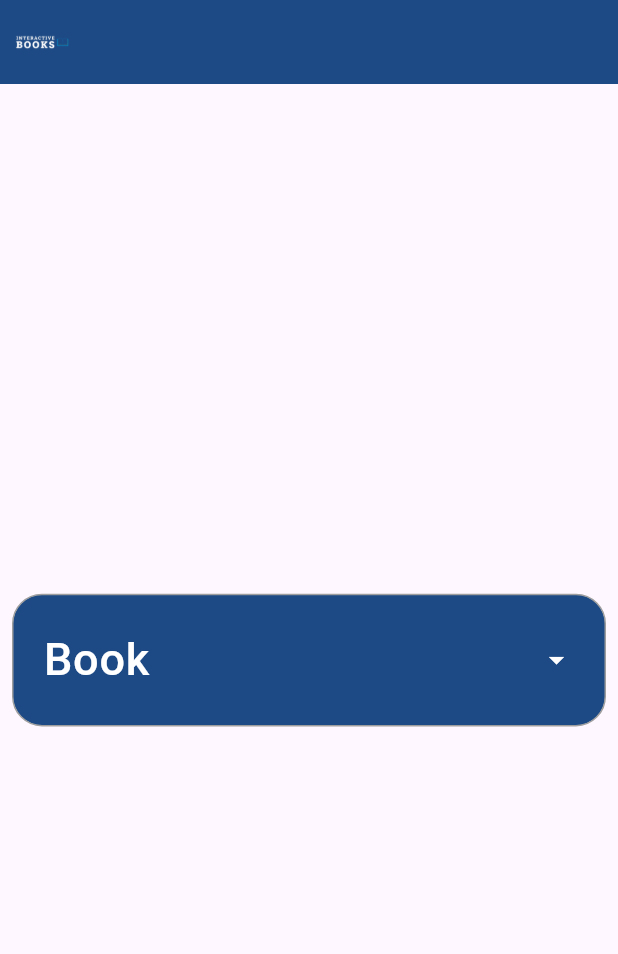
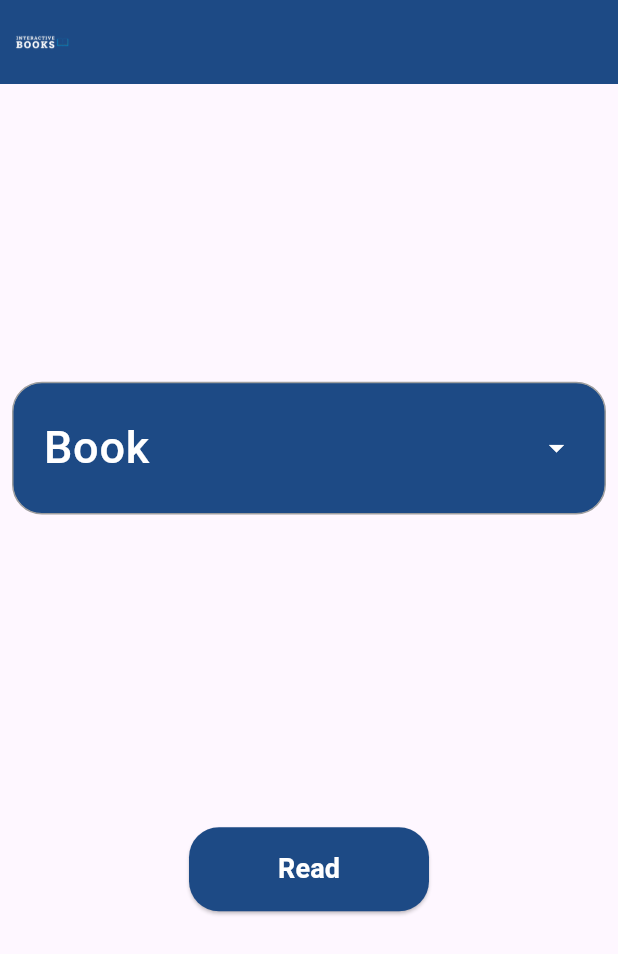
Before and after one commit to Shomos-Elshall/graduation_project, a Flutter app: the screen it shows after launch, on a phone screen of 412 x 824 dp. Shown: the top 954 px of the screen. Run offline on Flutter 3.47's test engine with Material 3 defaults, Android fonts, the phone set to English and light mode, and no system bars.

Commit message:
...............

```diff
--- a/interactive_book_app/lib/screens/SelectedBook.dart
+++ b/interactive_book_app/lib/screens/SelectedBook.dart
@@ -1,5 +1,7 @@
 import 'package:flutter/material.dart';
+import 'package:interactive_book_app/widgets/ReadButton.dart';
 import 'package:interactive_book_app/widgets/app_bar.dart';
+import 'package:interactive_book_app/widgets/dropdown.dart';
 
 class Selectedbook extends StatefulWidget {
   const Selectedbook({super.key});
@@ -21,58 +23,8 @@ class SelectedbookState extends State<Selectedbook> {
         child: Column(
           mainAxisAlignment: MainAxisAlignment.spaceEvenly,
           children: [
-            Container(
-              padding: EdgeInsets.symmetric(horizontal: 20, vertical: 10),
-              decoration: BoxDecoration(
-                color: Color(0xFF1D4A85),
-                borderRadius: BorderRadius.circular(20),
-                border: Border.all(color: Colors.grey),
-              ),
-              child: DropdownButtonHideUnderline(
-                child: DropdownButtonFormField<String>(
-
-                  dropdownColor: Colors.white,
-
-                  decoration: InputDecoration(
-                    labelText: "Book",
-                    labelStyle: TextStyle(
-                      color: Colors.white,
-                      fontSize: 30,
-                      fontWeight: FontWeight.w500,
-                    ),
-
-                     /*border: OutlineInputBorder(
-                    borderRadius: BorderRadius.circular(12.0),
-                    borderSide: const BorderSide(color: Color(0xFF1D4A85))
-
-                    // ),
-                  ),
-                  ),
-                  */
-
-                   border: InputBorder.none,),
-
-
-                  value: selectedBook,
-                  items:
-                      books
-                          .map(
-                            (book) => DropdownMenuItem<String>(
-                              value: book,
-                              child: Text(book),
-                            ),
-                          )
-                          .toList(),
-                  onChanged: (value) {
-                    setState(() {
-                      selectedBook = value;
-                    });
-                  },
-                  iconEnabledColor: Colors.white,
-                  isExpanded: true,
-                ),
-              ),
-            ),
+             DropDownButton(),
+            ReadButton(),
 
 
 
--- a/interactive_book_app/lib/widgets/ReadButton.dart
+++ b/interactive_book_app/lib/widgets/ReadButton.dart
@@ -5,13 +5,28 @@ class ReadButton extends StatelessWidget {
 
   @override
   Widget build(BuildContext context) {
-    return Container(
-      child: ElevatedButton(onPressed:(){}, child: child),
+    return Center(
+      child: Container(
+         width: 160,
+         margin: EdgeInsets.symmetric(vertical: 18),
+        child: ElevatedButton(onPressed:(){},
+         style: ElevatedButton.styleFrom(
+        backgroundColor: Color(0xFF1D4A85),
+        padding: EdgeInsets.symmetric(vertical: 15),
+        shape: RoundedRectangleBorder(
+          borderRadius: BorderRadius.circular(20),
+        ),
 
 
+         ), child:Center(
+           child: Text("Read",style: TextStyle(color: Colors.white,fontSize: 18,
+                   fontWeight: FontWeight.w600
 
+                   ),),
+         ),
+        ),
 
-
+      ),
     );
   }
 }
--- /dev/null
+++ b/interactive_book_app/lib/widgets/dropdown.dart
@@ -0,0 +1,61 @@
+import 'package:flutter/material.dart';
+
+class DropDownButton extends StatelessWidget {
+  const DropDownButton({super.key});
+
+  @override
+  Widget build(BuildContext context) {
+    String? selectedBook;
+    List<String> books = ["Biology", "Chemistry", "Math"];
+    return Container(
+      padding: EdgeInsets.symmetric(horizontal: 20, vertical: 10),
+      decoration: BoxDecoration(
+        color: Color(0xFF1D4A85),
+        borderRadius: BorderRadius.circular(20),
+        border: Border.all(color: Colors.grey),
+      ),
+      child: DropdownButtonHideUnderline(
+        child: DropdownButtonFormField<String>(
+          dropdownColor: Colors.white,
+
+          decoration: InputDecoration(
+            labelText: "Book",
+            labelStyle: TextStyle(
+              color: Colors.white,
+              fontSize: 30,
+              fontWeight: FontWeight.w500,
+            ),
+
+            /*border: OutlineInputBorder(
+                    borderRadius: BorderRadius.circular(12.0),
+                    borderSide: const BorderSide(color: Color(0xFF1D4A85))
+
+                    // ),
+                  ),
+                  ),
+                  */
+            border: InputBorder.none,
+          ),
+
+          value: selectedBook,
+          items:
+              books
+                  .map(
+                    (book) => DropdownMenuItem<String>(
+                      value: book,
+                      child: Text(book),
+                    ),
+                  )
+                  .toList(),
+          onChanged: (value) {
+            setState(() {
+              selectedBook = value;
+            });
+          },
+          iconEnabledColor: Colors.white,
+          isExpanded: true,
+        ),
+      ),
+    );
+  }
+}
```
